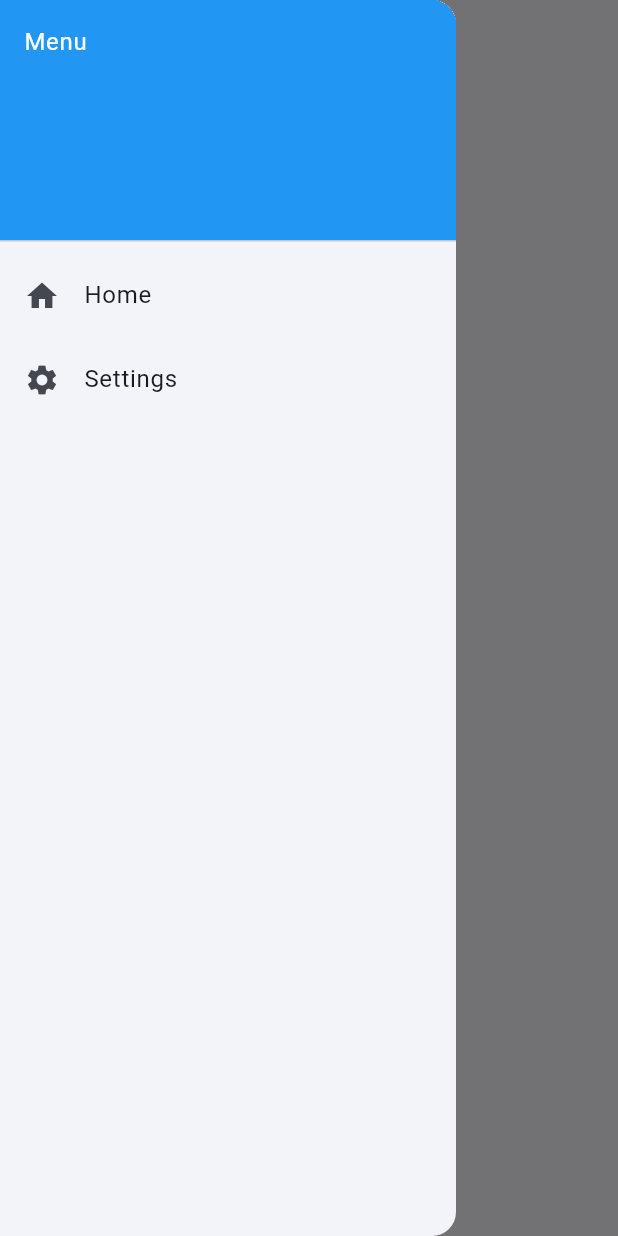
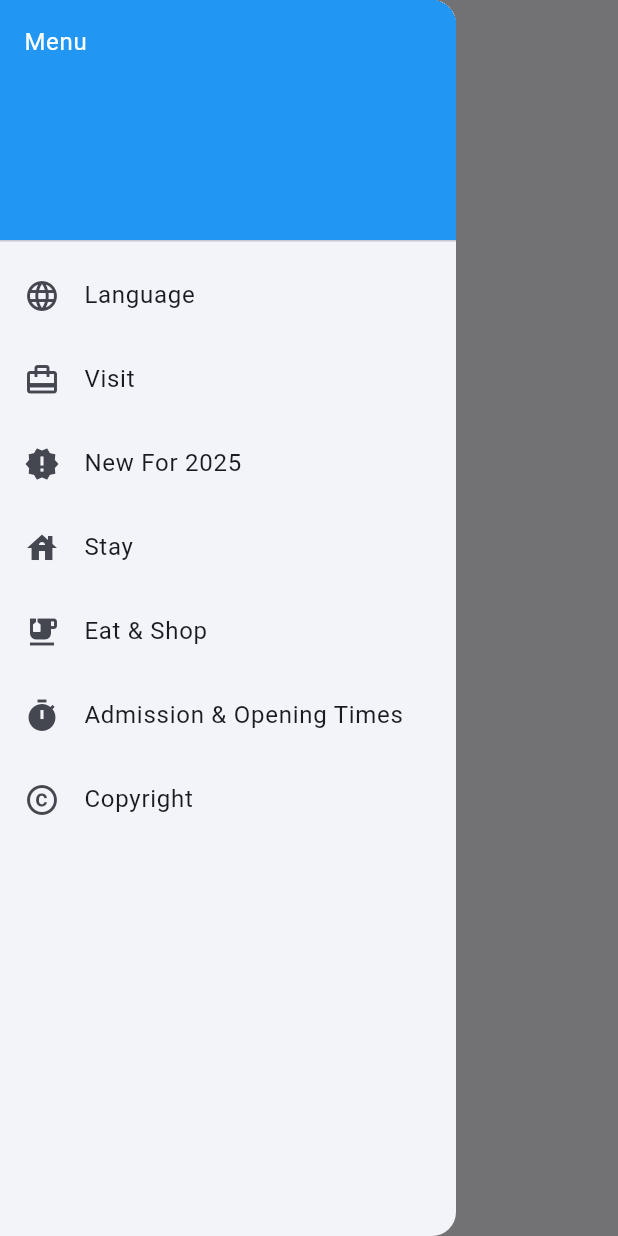
Before and after one commit to konan-91/Balmoral-Castle, a Flutter app: the screen it shows after launch, with the side drawer open, on a phone screen of 412 x 824 dp. Run offline on Flutter 3.47's test engine with Material 3 defaults, Android fonts, the phone set to English and light mode, and no system bars.

Commit message:
Implemented scrolling list

```diff
--- a/lib/main.dart
+++ b/lib/main.dart
@@ -39,17 +39,49 @@ class MyHomePage extends StatelessWidget {
               child: Text('Menu', style: TextStyle(color: Colors.white)),
             ),
             ListTile(
-              leading: Icon(Icons.home),
-              title: Text('Home'),
+              leading: Icon(Icons.language),
+              title: Text('Language'),
             ),
             ListTile(
-              leading: Icon(Icons.settings),
-              title: Text('Settings'),
+              leading: Icon(Icons.card_travel),
+              title: Text('Visit'),
+            ),
+            ListTile(
+              leading: Icon(Icons.new_releases),
+              title: Text('New For 2025'),
+            ),
+            ListTile(
+              leading: Icon(Icons.house),
+              title: Text('Stay'),
+            ),
+            ListTile(
+              leading: Icon(Icons.emoji_food_beverage),
+              title: Text('Eat & Shop'),
+            ),
+            ListTile(
+              leading: Icon(Icons.timer),
+              title: Text('Admission & Opening Times'),
+            ),
+            ListTile(
+              leading: Icon(Icons.copyright),
+              title: Text('Copyright'),
             ),
           ],
         ),
       ),
-      body: const Center(child: Text('Videos Here...')),
+      // body: const Center(child: Text('[Videos Here]')),
+      // Need a list 1:10, which will display images 1:10 * current_language, linking to videos 1:10 (with sub track * language)
+      body: GridView.count(
+        crossAxisCount: 1,
+        children: List.generate(10, (index) {
+          return Center(
+            child: Text(
+              'Video $index',
+              style: TextTheme.of(context).headlineSmall,
+            ),
+          );
+        }),
+      ),
     );
   }
 }
```
